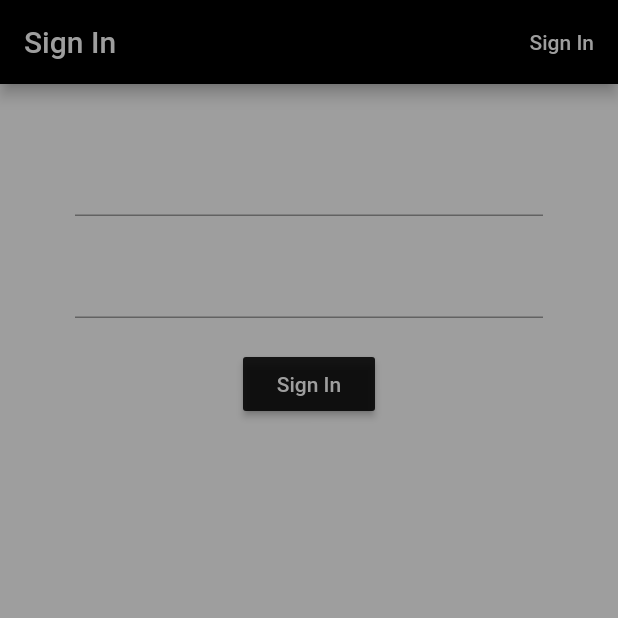
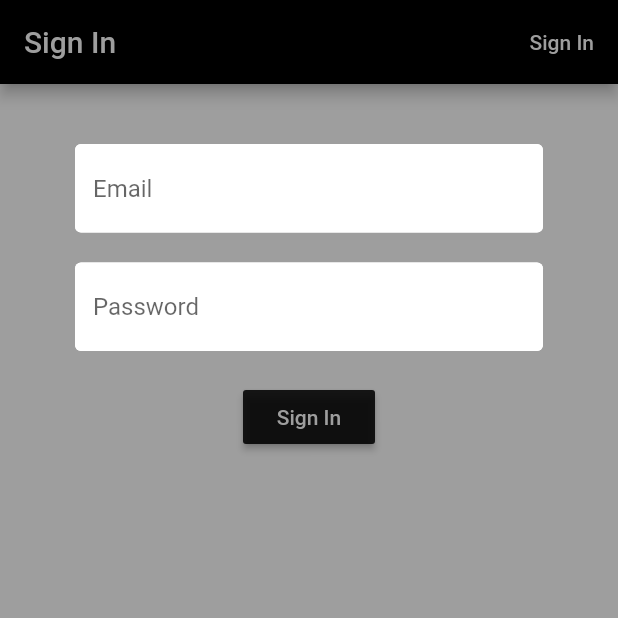
Before and after one commit to NR5P/Competition-Go, a Flutter app: the screen it shows after launch, on a phone screen of 412 x 824 dp, the top half of it. Run offline on Flutter 3.47's test engine with Material 2 defaults, Android fonts, the phone set to English and light mode, and no system bars; our stand-ins replace firebase_auth, flutter_speed_dial, flutter_vector_icons; accounts and stored records are empty.

Commit message:
input box enhancements

```diff
--- a/lib/authenticate/register.dart
+++ b/lib/authenticate/register.dart
@@ -1,5 +1,6 @@
 import 'package:flutter/material.dart';
 import 'package:streetracegather/services/auth.dart';
+import 'package:streetracegather/shared/constants.dart';
 
 class Register extends StatefulWidget {
   final Function toggleView;
@@ -48,6 +49,7 @@ class _RegisterState extends State<Register> {
               children: [
                 SizedBox(height: 20,),
                 TextFormField(
+                  decoration: textInputDecoration.copyWith(hintText: "Email"),
                   validator: (val) => val.trim().isEmpty ? "Enter an email" : null,
                   onChanged: (val) {
                     setState(() => email = val.trim());
@@ -55,6 +57,7 @@ class _RegisterState extends State<Register> {
                 ),
                 SizedBox(height: 20,),
                 TextFormField(
+                  decoration: textInputDecoration.copyWith(hintText: "Password"),
                   obscureText: true,
                   validator: (val) => val.trim().length < 6 ? "Password must be at least 6 characters long" : null,
                   onChanged: (val) {
--- a/lib/authenticate/sign_in.dart
+++ b/lib/authenticate/sign_in.dart
@@ -1,5 +1,6 @@
 import 'package:flutter/material.dart';
 import 'package:streetracegather/services/auth.dart';
+import 'package:streetracegather/shared/constants.dart';
 
 class SignIn extends StatefulWidget {
   final Function toggleView;
@@ -48,6 +49,7 @@ class _SignInState extends State<SignIn> {
             children: [
               SizedBox(height: 20,),
               TextFormField(
+                decoration: textInputDecoration.copyWith(hintText: "Email"),
                 validator: (val) => val.trim().isEmpty ? "Enter an email" : null,
                 onChanged: (val) {
                   setState(() => email = val);
@@ -55,6 +57,7 @@ class _SignInState extends State<SignIn> {
               ),
               SizedBox(height: 20,),
               TextFormField(
+                decoration: textInputDecoration.copyWith(hintText: "Password"),
                 obscureText: true,
                 validator: (val) => val.trim().length < 6 ? "Password must be at least 6 characters long" : null,
                 onChanged: (val) {
--- /dev/null
+++ b/lib/shared/constants.dart
@@ -0,0 +1,12 @@
+import 'package:flutter/material.dart';
+
+const textInputDecoration = InputDecoration(
+    fillColor: Colors.white,
+    filled: true,
+    enabledBorder: OutlineInputBorder(
+        borderSide: BorderSide(color: Colors.white, width: 2.0)
+    ),
+    focusedBorder: OutlineInputBorder(
+        borderSide: BorderSide(color: Colors.black87, width: 2.0)
+    )
+);
--- a/pubspec.yaml
+++ b/pubspec.yaml
@@ -26,6 +26,7 @@ dependencies:
   firebase_auth: ^0.16.1
   cloud_firestore: ^0.13.7
   provider: ^4.1.3
+  flutter_spinkit: ^4.1.2+1
   flutter:
     sdk: flutter
 
```
Also changed, not shown: lib/shared/loading.dart (added), pubspec.lock.
